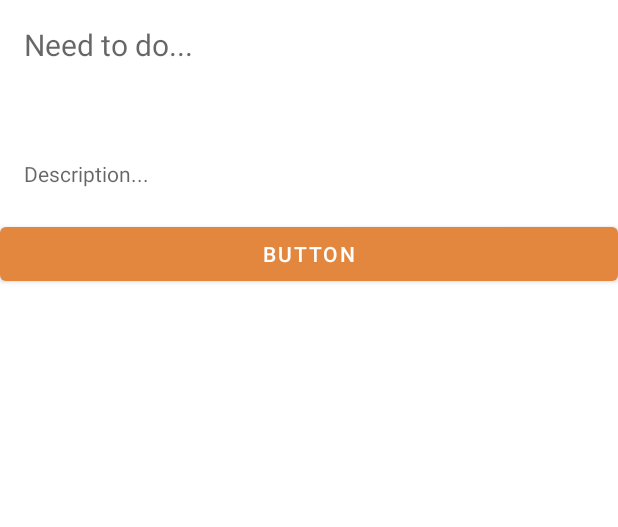
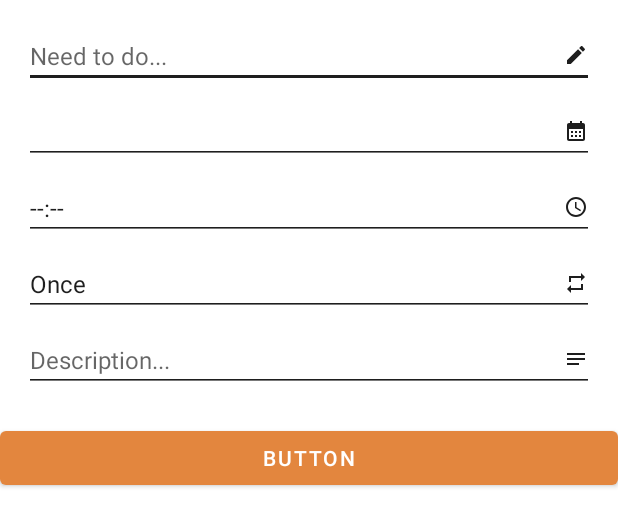
Before and after one commit to Borovsky0/Calendula, an Android app: the layout bottom_sheet_add.xml on its own in the app's theme, with its tools: preview values and no code run, on a phone screen of 412 x 824 dp. Shown: the top 527 px of the screen. Run offline under Robolectric (Android 15) with nearby library versions, the phone set to English and light mode, and no system bars.

Commit message:
Add bottom sheet layout and themes changes

```diff
--- a/app/build.gradle
+++ b/app/build.gradle
@@ -7,7 +7,7 @@ android {
 
     defaultConfig {
         applicationId "com.bvl.calendula"
-        minSdk 21
+        minSdk 23
         targetSdk 31
         versionCode 1
         versionName "1.0"
@@ -28,8 +28,7 @@ android {
 }
 
 dependencies {
-
-    implementation 'androidx.appcompat:appcompat:1.3.1'
+    implementation 'androidx.appcompat:appcompat:1.4.0'
     implementation 'com.google.android.material:material:1.4.0'
     implementation 'androidx.constraintlayout:constraintlayout:2.1.1'
     testImplementation 'junit:junit:4.+'
--- a/app/src/main/AndroidManifest.xml
+++ b/app/src/main/AndroidManifest.xml
@@ -10,9 +10,6 @@
         android:supportsRtl="true"
         android:theme="@style/Theme.Calendula">
         <activity
-            android:name=".AddBottomSheet"
-            android:exported="true" />
-        <activity
             android:name=".MainActivity"
             android:exported="true">
             <intent-filter>
--- a/app/src/main/java/com/bvl/calendula/ElementAdapter.java
+++ b/app/src/main/java/com/bvl/calendula/ElementAdapter.java
@@ -62,7 +62,7 @@ public class ElementAdapter extends RecyclerView.Adapter<ElementAdapter.ViewHold
             super(itemView);
             nameTxt = itemView.findViewById(R.id.name);
             time = itemView.findViewById(R.id.time);
-            tag = itemView.findViewById(R.id.tag);
+            tag = itemView.findViewById(R.id.editDayOfWeek);
 
             nameTxt.setSelected(true);
         }
--- /dev/null
+++ b/app/src/main/res/drawable/ic_date.xml
@@ -0,0 +1,5 @@
+<vector android:height="16dp" android:tint="?attr/colorControlNormal"
+    android:viewportHeight="24" android:viewportWidth="24"
+    android:width="16dp" xmlns:android="http://schemas.android.com/apk/res/android">
+    <path android:fillColor="@android:color/white" android:pathData="M19,4h-1V2h-2v2H8V2H6v2H5C3.89,4 3.01,4.9 3.01,6L3,20c0,1.1 0.89,2 2,2h14c1.1,0 2,-0.9 2,-2V6C21,4.9 20.1,4 19,4zM19,20H5V10h14V20zM9,14H7v-2h2V14zM13,14h-2v-2h2V14zM17,14h-2v-2h2V14zM9,18H7v-2h2V18zM13,18h-2v-2h2V18zM17,18h-2v-2h2V18z"/>
+</vector>
--- /dev/null
+++ b/app/src/main/res/drawable/ic_name.xml
@@ -0,0 +1,5 @@
+<vector android:height="16dp" android:tint="?attr/colorControlNormal"
+    android:viewportHeight="24" android:viewportWidth="24"
+    android:width="16dp" xmlns:android="http://schemas.android.com/apk/res/android">
+    <path android:fillColor="@android:color/white" android:pathData="M3,17.25V21h3.75L17.81,9.94l-3.75,-3.75L3,17.25zM20.71,7.04c0.39,-0.39 0.39,-1.02 0,-1.41l-2.34,-2.34c-0.39,-0.39 -1.02,-0.39 -1.41,0l-1.83,1.83 3.75,3.75 1.83,-1.83z"/>
+</vector>
--- /dev/null
+++ b/app/src/main/res/drawable/ic_repeat.xml
@@ -0,0 +1,5 @@
+<vector android:height="16dp" android:tint="?attr/colorControlNormal"
+    android:viewportHeight="24" android:viewportWidth="24"
+    android:width="16dp" xmlns:android="http://schemas.android.com/apk/res/android">
+    <path android:fillColor="@android:color/white" android:pathData="M7,7h10v3l4,-4 -4,-4v3L5,5v6h2L7,7zM17,17L7,17v-3l-4,4 4,4v-3h12v-6h-2v4z"/>
+</vector>
--- /dev/null
+++ b/app/src/main/res/drawable/ic_text_note.xml
@@ -0,0 +1,5 @@
+<vector android:autoMirrored="true" android:height="16dp"
+    android:tint="?attr/colorControlNormal" android:viewportHeight="24"
+    android:viewportWidth="24" android:width="16dp" xmlns:android="http://schemas.android.com/apk/res/android">
+    <path android:fillColor="@android:color/white" android:pathData="M3,18h12v-2L3,16v2zM3,6v2h18L21,6L3,6zM3,13h18v-2L3,11v2z"/>
+</vector>
--- /dev/null
+++ b/app/src/main/res/drawable/ic_time.xml
@@ -0,0 +1,6 @@
+<vector android:height="16dp" android:tint="?attr/colorControlNormal"
+    android:viewportHeight="24" android:viewportWidth="24"
+    android:width="16dp" xmlns:android="http://schemas.android.com/apk/res/android">
+    <path android:fillColor="@android:color/white" android:pathData="M11.99,2C6.47,2 2,6.48 2,12s4.47,10 9.99,10C17.52,22 22,17.52 22,12S17.52,2 11.99,2zM12,20c-4.42,0 -8,-3.58 -8,-8s3.58,-8 8,-8 8,3.58 8,8 -3.58,8 -8,8z"/>
+    <path android:fillColor="@android:color/white" android:pathData="M12.5,7H11v6l5.25,3.15 0.75,-1.23 -4.5,-2.67z"/>
+</vector>
--- a/app/src/main/res/drawable/rounded_corner_sheet.xml
+++ b/app/src/main/res/drawable/rounded_corner_dialog.xml
@@ -1,7 +1,6 @@
 <?xml version="1.0" encoding="utf-8"?>
 <shape xmlns:android="http://schemas.android.com/apk/res/android"
     android:shape="rectangle">
-    <solid android:color="?attr/colorAccent"/>
-    <corners android:topLeftRadius="30dp"
-        android:topRightRadius="30dp"/>
+    <solid android:color="?attr/colorOnBackground"/>
+    <corners android:radius="16dp"/>
 </shape>
--- a/app/src/main/res/layout/bottom_sheet_add.xml
+++ b/app/src/main/res/layout/bottom_sheet_add.xml
@@ -11,48 +11,82 @@
         android:layout_marginStart="16dp"
         android:layout_marginTop="16dp"
         android:layout_marginEnd="16dp"
+        android:backgroundTint="?attr/colorSecondary"
+        android:drawableEnd="@drawable/ic_name"
+        android:drawableTint="?attr/colorSecondary"
         android:hint="@string/todo"
+        android:maxLength="100"
         android:singleLine="true"
-        android:maxLength="100"
-        android:textColor="@color/black_secondary"
+        android:textColor="?attr/colorSecondary"
         android:textCursorDrawable="@drawable/color_selector_cursor"
-        android:background="@android:color/transparent"
-        android:textSize="20dp"/>
+        android:textSize="16sp" />
 
-    <TextView
+    <EditText
         android:id="@+id/editDate"
         android:layout_width="match_parent"
         android:layout_height="wrap_content"
         android:layout_marginStart="16dp"
+        android:layout_marginTop="8dp"
         android:layout_marginEnd="16dp"
-        android:layout_marginTop="8dp"
-        android:textColor="@color/black_secondary"
-        android:textSize="14dp"/>
+        android:backgroundTint="?attr/colorSecondary"
+        android:clickable="true"
+        android:drawableEnd="@drawable/ic_date"
+        android:drawableTint="?attr/colorSecondary"
+        android:focusable="false"
+        android:inputType="date"
+        android:textColor="?attr/colorSecondary"
+        android:textSize="16sp" />
 
-    <TextView
+    <EditText
         android:id="@+id/editTime"
         android:layout_width="match_parent"
         android:layout_height="wrap_content"
         android:layout_marginStart="16dp"
+        android:layout_marginTop="8dp"
         android:layout_marginEnd="16dp"
+        android:backgroundTint="?attr/colorSecondary"
+        android:clickable="true"
+        android:drawableEnd="@drawable/ic_time"
+        android:drawableTint="?attr/colorSecondary"
+        android:focusable="false"
+        android:inputType="date"
+        android:text="--:--"
+        android:textColor="?attr/colorSecondary"
+        android:textSize="16sp" />
+
+    <EditText
+        android:id="@+id/editRepeat"
+        android:layout_width="match_parent"
+        android:layout_height="wrap_content"
+        android:layout_marginStart="16dp"
         android:layout_marginTop="8dp"
-        android:textColor="@color/black_secondary"
-        android:textSize="14dp"/>
+        android:layout_marginEnd="16dp"
+        android:backgroundTint="?attr/colorSecondary"
+        android:clickable="true"
+        android:drawableEnd="@drawable/ic_repeat"
+        android:drawableTint="?attr/colorSecondary"
+        android:focusable="false"
+        android:inputType="none"
+        android:textColor="?attr/colorSecondary"
+        android:textSize="16sp"
+        android:text="@string/once"/>
 
     <EditText
         android:id="@+id/editTextNote"
         android:layout_width="match_parent"
         android:layout_height="wrap_content"
         android:layout_marginStart="16dp"
+        android:layout_marginTop="8dp"
         android:layout_marginEnd="16dp"
-        android:layout_marginTop="8dp"
         android:layout_marginBottom="20dp"
+        android:backgroundTint="?attr/colorSecondary"
+        android:drawableEnd="@drawable/ic_text_note"
+        android:drawableTint="?attr/colorSecondary"
+        android:hint="@string/text_note"
         android:maxLength="100"
-        android:hint="@string/text_note"
-        android:textColor="@color/black_secondary"
-        android:textSize="14dp"
+        android:textColor="?attr/colorSecondary"
         android:textCursorDrawable="@drawable/color_selector_cursor"
-        android:background="@android:color/transparent"/>
+        android:textSize="16sp" />
 
     <Button
         android:id="@+id/button"
@@ -60,5 +94,4 @@
         android:layout_height="wrap_content"
         android:text="Button" />
 
-
 </LinearLayout>
--- a/app/src/main/res/layout/element_day.xml
+++ b/app/src/main/res/layout/element_day.xml
@@ -46,7 +46,7 @@
                 app:layout_constraintTop_toBottomOf="@+id/name" />
 
             <TextView
-                android:id="@+id/tag"
+                android:id="@+id/editDayOfWeek"
                 android:layout_width="wrap_content"
                 android:layout_height="wrap_content"
                 android:layout_marginStart="10dp"
```
Also changed, not shown: app/src/main/java/com/bvl/calendula/AddBottomSheet.java (+48 -12 lines), app/src/main/res/values-night/themes.xml (+49 -0 lines), app/src/main/res/values/strings.xml (+7 -0 lines), app/src/main/res/values/themes.xml (+49 -0 lines), 1 other file.
